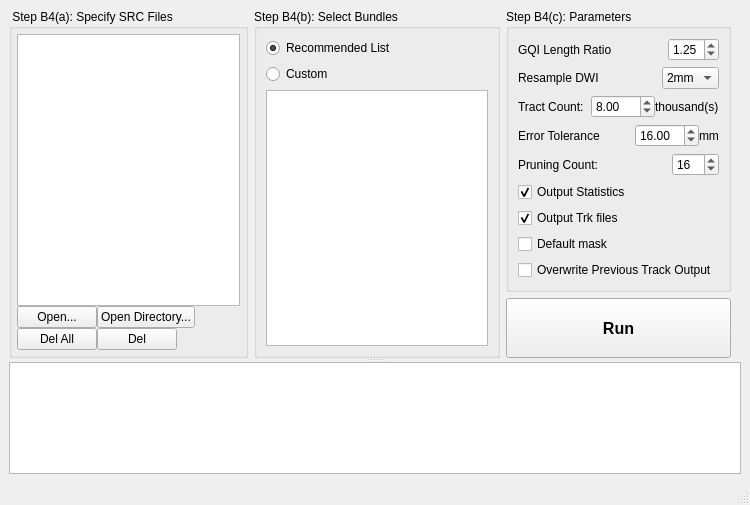
This is auto_track.ui in frankyeh/DSI-Studio as Qt 5 draws it before an edit. The edited form follows.
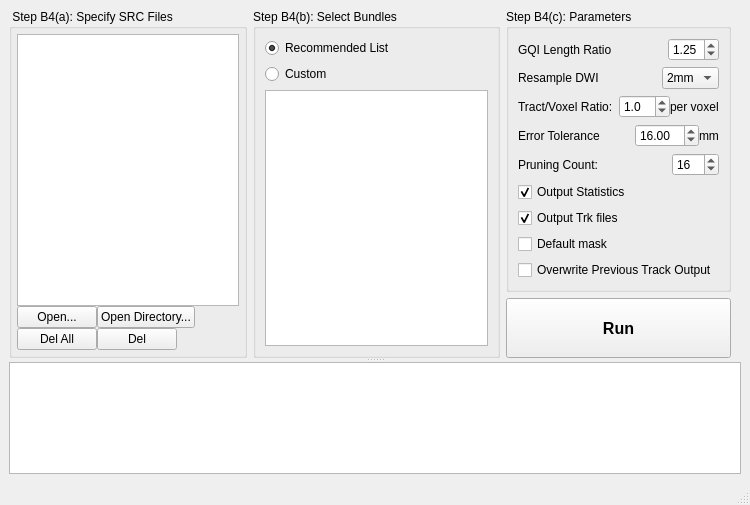
This is the edited form. Icons and pictures are not drawn.

Commit message: [trk] update auto track

```diff
--- a/auto_track.ui
+++ b/auto_track.ui
@@ -345,7 +345,7 @@
                <item>
                 <widget class="QLabel" name="label">
                  <property name="text">
-                  <string>Tract Count:</string>
+                  <string>Tract/Voxel Ratio:</string>
                  </property>
                 </widget>
                </item>
@@ -363,22 +363,28 @@
                 </spacer>
                </item>
                <item>
-                <widget class="QDoubleSpinBox" name="track_count">
+                <widget class="QDoubleSpinBox" name="track_voxel_ratio">
+                 <property name="decimals">
+                  <number>1</number>
+                 </property>
                  <property name="minimum">
-                  <double>1.000000000000000</double>
+                  <double>0.500000000000000</double>
                  </property>
                  <property name="maximum">
-                  <double>100.000000000000000</double>
+                  <double>20.000000000000000</double>
+                 </property>
+                 <property name="singleStep">
+                  <double>0.500000000000000</double>
                  </property>
                  <property name="value">
-                  <double>8.000000000000000</double>
+                  <double>1.000000000000000</double>
                  </property>
                 </widget>
                </item>
                <item>
                 <widget class="QLabel" name="label_2">
                  <property name="text">
-                  <string>thousand(s)</string>
+                  <string>per voxel</string>
                  </property>
                 </widget>
                </item>
```
The commit also changes 3 other files.
